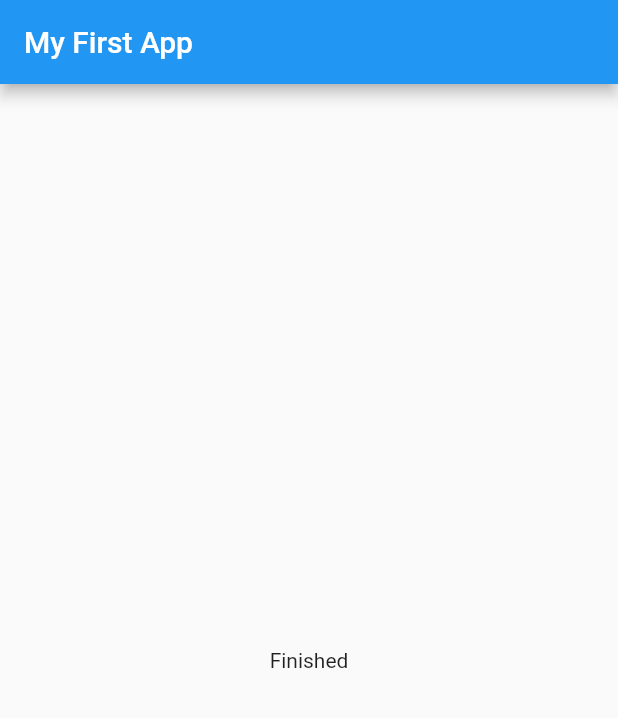
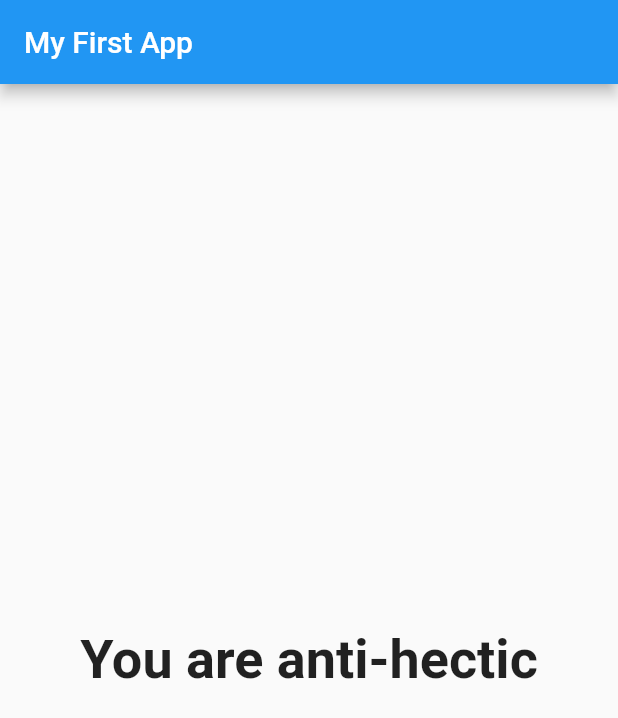
Before and after one commit to aimenhamed/flutter-learning, a Flutter app: the screen it shows after launch, after a tap on "Red", after a tap on "Snake", after a tap on "Bob", on a phone screen of 412 x 824 dp. Shown: the top 718 px of the screen. Run offline on Flutter 3.47's test engine with Material 2 defaults, Android fonts, the phone set to English and light mode, and no system bars.

Commit message:
added scoring system

```diff
--- a/lib/main.dart
+++ b/lib/main.dart
@@ -16,20 +16,38 @@ class _MyAppState extends State<MyApp> {
   static const _questions = [
     {
       'questionText': 'What is your favourite colour?',
-      'answers': ['Red', 'Blue', 'Yellow', 'Green'],
+      'answers': [
+        {'text': 'Red', 'score': 10},
+        {'text': 'Blue', 'score': 2},
+        {'text': 'Yellow', 'score': 5},
+        {'text': 'Green', 'score': 1}
+      ],
     },
     {
       'questionText': 'What is your favourite animal?',
-      'answers': ['Bird', 'Snake', 'Fish', 'Lion'],
+      'answers': [
+        {'text': 'Bird', 'score': 5},
+        {'text': 'Snake', 'score': 10},
+        {'text': 'Fish', 'score': 1},
+        {'text': 'Lion', 'score': 10}
+      ],
     },
     {
       'questionText': 'Who has the best name?',
-      'answers': ['Tom', 'Jim', 'Bob', 'Tim'],
+      'answers': [
+        {'text': 'Tom', 'score': 1},
+        {'text': 'Jim', 'score': 3},
+        {'text': 'Bob', 'score': 10},
+        {'text': 'Tim', 'score': 4}
+      ],
     },
   ];
   var _questionIndex = 0;
+  var _totalScore = 0;
 
-  void _answerQuestion() {
+  void _answerQuestion(int score) {
+    _totalScore += score;
+
     setState(() {
       _questionIndex = _questionIndex + 1;
     });
@@ -55,7 +73,7 @@ class _MyAppState extends State<MyApp> {
                 questionIndex: _questionIndex,
                 questions: _questions,
               )
-            : Result(),
+            : Result(_totalScore),
       ),
     );
   }
--- a/lib/quiz.dart
+++ b/lib/quiz.dart
@@ -20,8 +20,8 @@ class Quiz extends StatelessWidget {
         Question(
           questions[questionIndex]['questionText'].toString(),
         ),
-        ...(questions[questionIndex]['answers'] as List<String>).map((answer) {
-          return Answer(answerQuestion, answer);
+        ...(questions[questionIndex]['answers']).map((answer) {
+          return Answer(() => answerQuestion(answer['score']), answer['text']);
         }).toList()
       ],
     );
--- a/lib/result.dart
+++ b/lib/result.dart
@@ -1,10 +1,35 @@
 import 'package:flutter/material.dart';
 
 class Result extends StatelessWidget {
+  final int resultScore;
+
+  Result(this.resultScore);
+
+  String get resultPhrase {
+    var resultText;
+    if (resultScore <= 8) {
+      resultText = 'You are hectic.';
+    } else if (resultScore <= 12) {
+      resultText = 'You are semi-hectic.';
+    } else if (resultScore <= 16) {
+      resultText = 'You are not hectic';
+    } else {
+      resultText = 'You are anti-hectic';
+    }
+    return resultText;
+  }
+
   @override
   Widget build(BuildContext context) {
     return Center(
-      child: Text('Finished'),
+      child: Text(
+        resultPhrase,
+        style: TextStyle(
+          fontSize: 36,
+          fontWeight: FontWeight.bold,
+        ),
+        textAlign: TextAlign.center,
+      ),
     );
   }
 }
```
